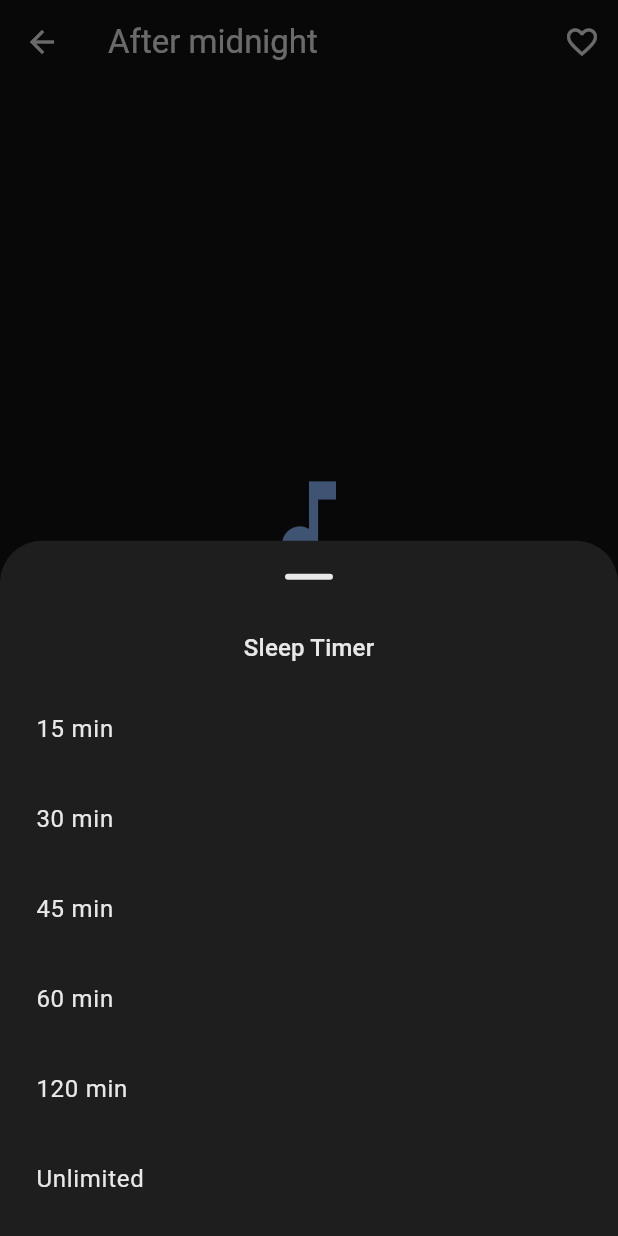
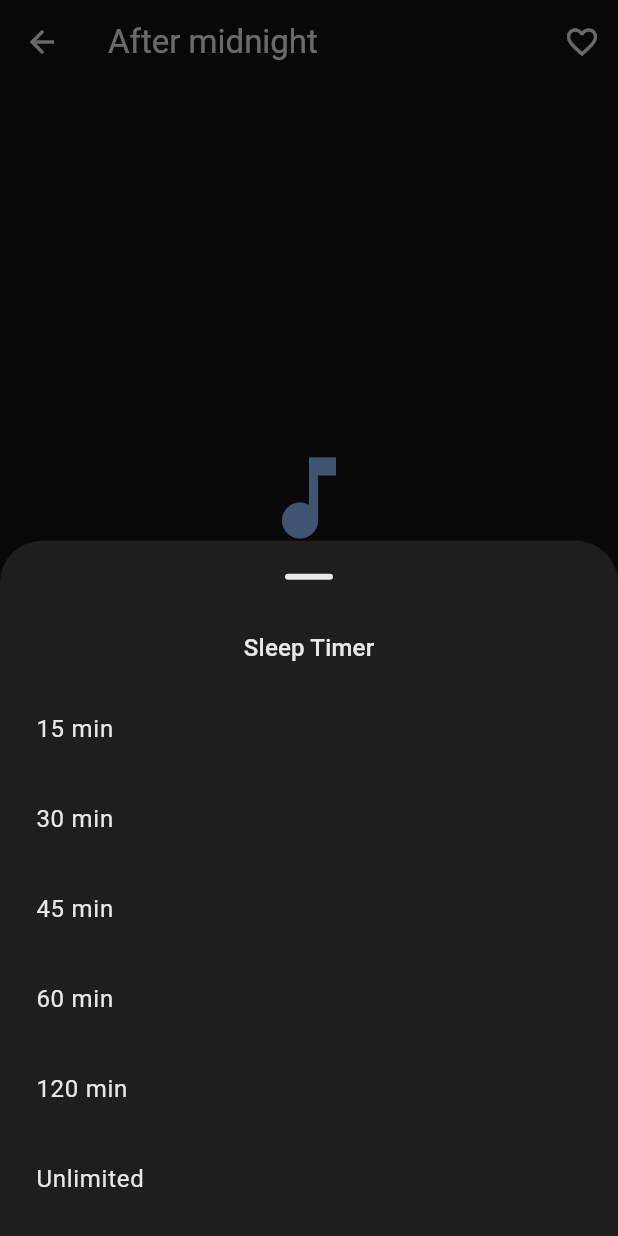
Before and after one commit to alpertungir/baby-sleep-sounds, a Flutter app: the PlayerScreen screen opened directly with sample values from the repository, after a tap on the "timer" icon, on a phone screen of 412 x 824 dp. Run offline on Flutter 3.47's test engine with Material 3 defaults, Android fonts, the phone set to English and light mode, and no system bars; our stand-ins replace firebase_core, firebase_storage, just_audio, shared_preferences; missing offline and left inert: audio_session; accounts and stored records are empty; network calls fail; statements that could not run were skipped.

Commit message:
Oynatıcı taşmasını düzelt ve token optimizasyon kuralı ekle.
Küçük ekranlarda player ve zamanlayıcı kaydırılabilir; Cursor için okuma/build kapsamını sınırlayan kural eklendi.

Co-authored-by: Cursor <cursoragent@cursor.com>

```diff
--- a/app/lib/screens/player_screen.dart
+++ b/app/lib/screens/player_screen.dart
@@ -33,7 +33,7 @@ class PlayerScreen extends StatelessWidget {
       showDragHandle: true,
       builder: (context) {
         return SafeArea(
-          child: Padding(
+          child: SingleChildScrollView(
             padding: const EdgeInsets.fromLTRB(8, 0, 8, 16),
             child: Column(
               mainAxisSize: MainAxisSize.min,
@@ -96,15 +96,24 @@ class PlayerScreen extends StatelessWidget {
               ),
             ],
           ),
-          body: Padding(
+          body: SafeArea(
+            child: LayoutBuilder(
+              builder: (context, constraints) {
+                return SingleChildScrollView(
                   padding: const EdgeInsets.all(24),
+                  child: ConstrainedBox(
+                    constraints: BoxConstraints(minHeight: constraints.maxHeight - 48),
                     child: Column(
+                      mainAxisAlignment: MainAxisAlignment.center,
                       children: [
-                const Spacer(),
                         Icon(Icons.music_note, size: 72, color: Theme.of(context).colorScheme.primary),
                         const SizedBox(height: 24),
-                Text(sound.name, textAlign: TextAlign.center, style: Theme.of(context).textTheme.headlineSmall),
-                const Spacer(),
+                        Text(
+                          sound.name,
+                          textAlign: TextAlign.center,
+                          style: Theme.of(context).textTheme.headlineSmall,
+                        ),
+                        const SizedBox(height: 32),
                         Row(
                           children: [
                             const Icon(Icons.volume_down),
@@ -158,6 +167,10 @@ class PlayerScreen extends StatelessWidget {
                   ),
                 );
               },
+            ),
+          ),
+        );
+      },
     );
   }
 }
```
Also changed, not shown: 1 other file. Lines whose indentation alone changed are shown as unchanged.
